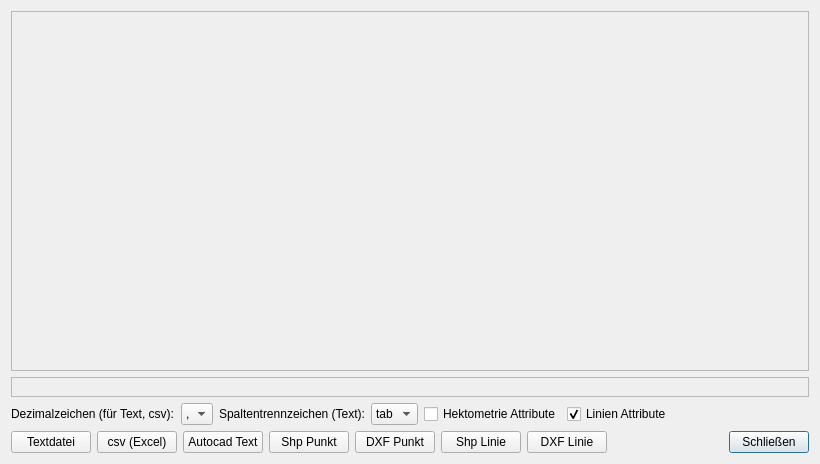
Old version of the form VoGisProfilTool/ui/ui_vogisprofiltoolplot.ui in the repository BergWerkGIS/VoGIS-Profil-Tool.
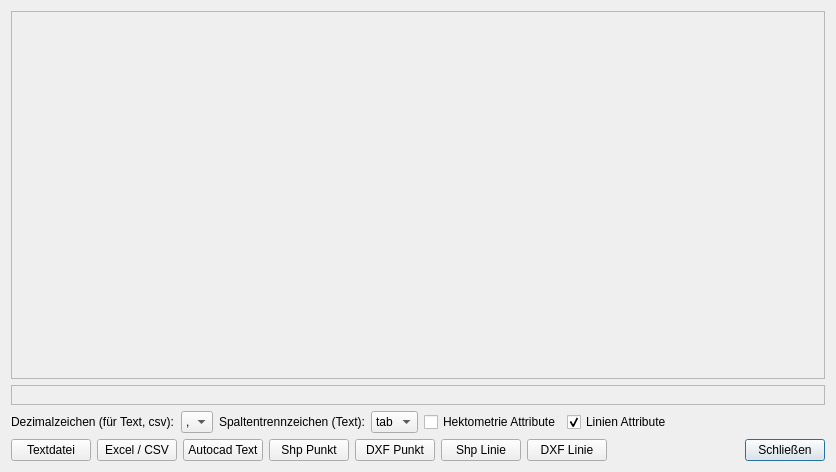
New version of the form.

Commit message: Excel / CSV - Button geändert

What changed in the file:
```diff
--- a/VoGisProfilTool/ui/ui_vogisprofiltoolplot.ui
+++ b/VoGisProfilTool/ui/ui_vogisprofiltoolplot.ui
@@ -6,8 +6,8 @@
    <rect>
     <x>0</x>
     <y>0</y>
-    <width>820</width>
-    <height>464</height>
+    <width>836</width>
+    <height>472</height>
    </rect>
   </property>
   <property name="windowTitle">
@@ -194,7 +194,7 @@
      <item row="3" column="1">
       <widget class="QPushButton" name="IDC_bExcel">
        <property name="text">
-        <string>csv (Excel)</string>
+        <string>Excel / CSV</string>
        </property>
       </widget>
      </item>
```
The commit also changes 3 other files.
